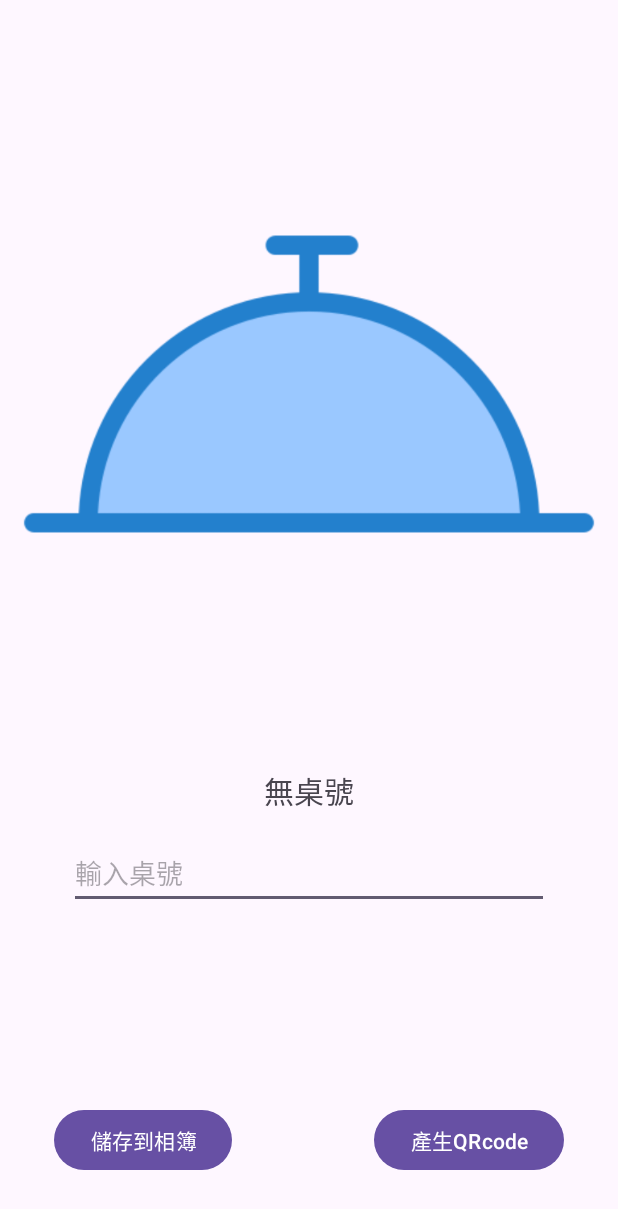
After one commit to WhitePomeranian/Mobile-Application-Development_Hungry, an Android app: the CreateQRcode screen opened directly, with no data from a screen before it, on a phone screen of 412 x 824 dp. The commit adds this screen. Shown: the top 1209 px of the screen. Run offline under Robolectric (Android 15) with nearby library versions, the phone set to English and light mode, and no system bars; our stand-ins replace Firebase (no records; nobody signed in at launch, a user with empty details on screens opened directly); libraries missing offline, so code that uses them is left out: com.journeyapps.barcodescanner.

Commit message:
新增掃描、創建QRcode功能。 目前儲存至相簿仍待處理。

```diff
--- a/app/build.gradle
+++ b/app/build.gradle
@@ -38,6 +38,7 @@ dependencies {
     implementation 'androidx.activity:activity:1.8.0'
     implementation 'com.google.firebase:firebase-storage:21.0.0'
     implementation 'androidx.drawerlayout:drawerlayout:1.1.1'
+    implementation 'com.google.android.gms:play-services-mlkit-barcode-scanning:18.3.0'
     testImplementation 'junit:junit:4.13.2'
     androidTestImplementation 'androidx.test.ext:junit:1.1.5'
     androidTestImplementation 'androidx.test.espresso:espresso-core:3.5.1'
@@ -47,7 +48,11 @@ dependencies {
     implementation 'com.firebase:firebase-client-android:2.5.2+'
     implementation 'com.android.volley:volley:1.2.1'
     implementation 'com.google.android.gms:play-services-auth:21.1.1'
+    implementation 'com.google.android.gms:play-services-vision:20.1.3'
+    implementation 'com.google.mlkit:barcode-scanning:17.2.0'
 
+    implementation('com.journeyapps:zxing-android-embedded:3.6.0') { transitive = false }
+    implementation 'com.google.zxing:core:3.3.0'
     implementation 'com.github.bumptech.glide:glide:4.12.0'
     annotationProcessor 'com.github.bumptech.glide:compiler:4.12.0'
 }
--- /dev/null
+++ b/app/src/main/java/com/fcu/hungryapp/CreateQRcode.java
@@ -0,0 +1,132 @@
+package com.fcu.hungryapp;
+
+import androidx.annotation.NonNull;
+import androidx.appcompat.app.AppCompatActivity;
+import androidx.core.app.ActivityCompat;
+
+import android.Manifest;
+import android.content.Context;
+import android.content.Intent;
+import android.content.pm.PackageManager;
+import android.graphics.Bitmap;
+import android.graphics.drawable.BitmapDrawable;
+import android.net.Uri;
+import android.os.Bundle;
+import android.os.Environment;
+import android.provider.MediaStore;
+import android.util.Log;
+import android.view.View;
+import android.widget.Button;
+import android.widget.EditText;
+import android.widget.ImageView;
+import android.widget.TextView;
+import android.widget.Toast;
+
+import com.google.firebase.auth.FirebaseAuth;
+import com.google.firebase.auth.FirebaseUser;
+import com.google.firebase.database.FirebaseDatabase;
+import com.google.zxing.BarcodeFormat;
+import com.google.zxing.WriterException;
+import com.journeyapps.barcodescanner.BarcodeEncoder;
+
+import java.io.File;
+import java.io.FileNotFoundException;
+import java.io.FileOutputStream;
+import java.io.IOException;
+
+public class CreateQRcode extends AppCompatActivity {
+    private static final int REQUEST_WRITE_PERMISSION = 786;
+    private FirebaseAuth auth;
+    private FirebaseUser user;
+    private ImageView img_qrcode;
+    private TextView tv_table;
+    private EditText et_tablenum;
+    private Button bt_storage;
+    private Button bt_newcreate;
+
+    private Bitmap bit;
+
+    @Override
+    protected void onCreate(Bundle savedInstanceState) {
+        super.onCreate(savedInstanceState);
+        setContentView(R.layout.activity_create_qrcode);
+
+        img_qrcode = findViewById(R.id.img_qrcode);
+        tv_table = findViewById(R.id.tv_table);
+        et_tablenum = findViewById(R.id.et_tablenum);
+        bt_storage = findViewById(R.id.bt_storage);
+        bt_newcreate = findViewById(R.id.bt_newcreate);
+
+        auth = FirebaseAuth.getInstance();
+        user = auth.getCurrentUser();
+
+        ActivityCompat.requestPermissions(CreateQRcode.this, new String[]{Manifest.permission.WRITE_EXTERNAL_STORAGE},1);
+        ActivityCompat.requestPermissions(CreateQRcode.this, new String[]{Manifest.permission.READ_EXTERNAL_STORAGE},1);
+
+
+
+
+        bt_newcreate.setOnClickListener(new View.OnClickListener() {
+            @Override
+            public void onClick(View v) {
+                String table_num = et_tablenum.getText().toString();
+                if(table_num != null){
+                    tv_table.setText("桌號為: " + table_num);
+
+                    BarcodeEncoder encoder = new BarcodeEncoder();
+                    String code = user.getUid() + "@@@" + table_num;
+                    try {
+                        Toast.makeText(CreateQRcode.this, user.getUid(), Toast.LENGTH_LONG).show();
+                        bit = encoder.encodeBitmap(code, BarcodeFormat.QR_CODE,
+                                1300, 1300);
+                        img_qrcode .setImageBitmap(bit);
+                    } catch (WriterException e) {
+                        e.printStackTrace();
+                    }
+                }
+
+            }
+        });
+
+        bt_storage.setOnClickListener(new View.OnClickListener() {
+            @Override
+            public void onClick(View v) {
+                if(bit != null){
+                    saveToGallery();
+                }
+            }
+        });
+    }
+
+    private void saveToGallery(){
+        Bitmap bitmap = bit;
+
+        FileOutputStream outputStream = null;
+        File file = Environment.getExternalStorageDirectory();
+        File dir = new File(file.getAbsolutePath() + "/MyPics");
+        dir.mkdirs();
+
+        Log.e("file path", String.valueOf(dir));
+
+        String filename = String.format("%d.jpg",System.currentTimeMillis());
+        File outFile = new File(dir,filename);
+        try{
+            outputStream = new FileOutputStream(outFile);
+        }catch (Exception e){
+            e.printStackTrace();
+        }
+        Log.e("bitmap", bit.toString());
+        bitmap.compress(Bitmap.CompressFormat.JPEG,10,outputStream);
+        try{
+            outputStream.flush();
+        }catch (Exception e){
+            e.printStackTrace();
+        }
+        try{
+            outputStream.close();
+        }
+        catch (Exception e){
+            e.printStackTrace();
+        }
+    }
+}
--- a/app/src/main/java/com/fcu/hungryapp/MainActivity.java
+++ b/app/src/main/java/com/fcu/hungryapp/MainActivity.java
@@ -131,7 +131,7 @@ public class MainActivity extends AppCompatActivity {
 
                     if(isShop.equals("true")){
                         startActivity(new Intent(MainActivity.this, MerchantActivity.class));
-                        finish();
+//                        finish();
                     } else{
                         startActivity(new Intent(MainActivity.this, SearchShop.class));
                         finish();
--- /dev/null
+++ b/app/src/main/res/layout/activity_create_qrcode.xml
@@ -0,0 +1,58 @@
+<?xml version="1.0" encoding="utf-8"?>
+<androidx.constraintlayout.widget.ConstraintLayout xmlns:android="http://schemas.android.com/apk/res/android"
+    xmlns:app="http://schemas.android.com/apk/res-auto"
+    xmlns:tools="http://schemas.android.com/tools"
+    android:layout_width="match_parent"
+    android:layout_height="match_parent"
+    tools:context=".CreateQRcode">
+
+    <ImageView
+        android:id="@+id/img_qrcode"
+        android:layout_width="wrap_content"
+        android:layout_height="wrap_content"
+        app:layout_constraintEnd_toEndOf="parent"
+        app:layout_constraintStart_toStartOf="parent"
+        app:layout_constraintTop_toTopOf="parent"
+        app:srcCompat="@drawable/order" />
+
+    <Button
+        android:id="@+id/bt_storage"
+        android:layout_width="wrap_content"
+        android:layout_height="wrap_content"
+        android:layout_marginStart="36dp"
+        android:layout_marginBottom="40dp"
+        android:text="儲存到相簿"
+        app:layout_constraintBottom_toBottomOf="parent"
+        app:layout_constraintStart_toStartOf="parent" />
+
+    <Button
+        android:id="@+id/bt_newcreate"
+        android:layout_width="wrap_content"
+        android:layout_height="wrap_content"
+        android:layout_marginEnd="36dp"
+        android:text="產生QRcode"
+        app:layout_constraintBottom_toBottomOf="@+id/bt_storage"
+        app:layout_constraintEnd_toEndOf="parent" />
+
+    <TextView
+        android:id="@+id/tv_table"
+        android:layout_width="wrap_content"
+        android:layout_height="wrap_content"
+        android:textSize="20dp"
+        android:text="無桌號"
+        app:layout_constraintEnd_toEndOf="parent"
+        app:layout_constraintStart_toStartOf="parent"
+        app:layout_constraintTop_toBottomOf="@+id/img_qrcode" />
+
+    <EditText
+        android:id="@+id/et_tablenum"
+        android:layout_width="wrap_content"
+        android:layout_height="wrap_content"
+        android:layout_marginTop="16dp"
+        android:ems="15"
+        android:inputType="text"
+        android:hint="輸入桌號"
+        app:layout_constraintEnd_toEndOf="parent"
+        app:layout_constraintStart_toStartOf="parent"
+        app:layout_constraintTop_toBottomOf="@+id/tv_table" />
+</androidx.constraintlayout.widget.ConstraintLayout>
--- a/app/src/main/res/layout/activity_order.xml
+++ b/app/src/main/res/layout/activity_order.xml
@@ -22,7 +22,7 @@
         app:layout_constraintStart_toStartOf="parent" />
 
     <TextView
-        android:id="@+id/textView2"
+        android:id="@+id/tv_shoptitle"
         android:layout_width="wrap_content"
         android:layout_height="wrap_content"
         android:layout_marginStart="24dp"
@@ -41,7 +41,7 @@
         android:layout_marginEnd="32dp"
         app:layout_constraintEnd_toEndOf="parent"
         app:layout_constraintStart_toStartOf="parent"
-        app:layout_constraintTop_toBottomOf="@+id/textView2" />
+        app:layout_constraintTop_toBottomOf="@+id/tv_shoptitle" />
 
     <Spinner
         android:id="@+id/spin_all_minute"
```
Also changed, not shown: app/src/main/AndroidManifest.xml (+13 -0 lines), app/src/main/java/com/fcu/hungryapp/MerchantActivity.java (+11 -1 lines), app/src/main/java/com/fcu/hungryapp/OrderActivity.java (+42 -0 lines), app/src/main/java/com/fcu/hungryapp/QRcode_scanner.java (added, +149 -0 lines), app/src/main/java/com/fcu/hungryapp/SearchShop.java (+16 -12 lines), app/src/main/res/layout/activity_merchant.xml (+16 -0 lines), app/src/main/res/layout/activity_qrcode_scanner.xml (added, +32 -0 lines).
